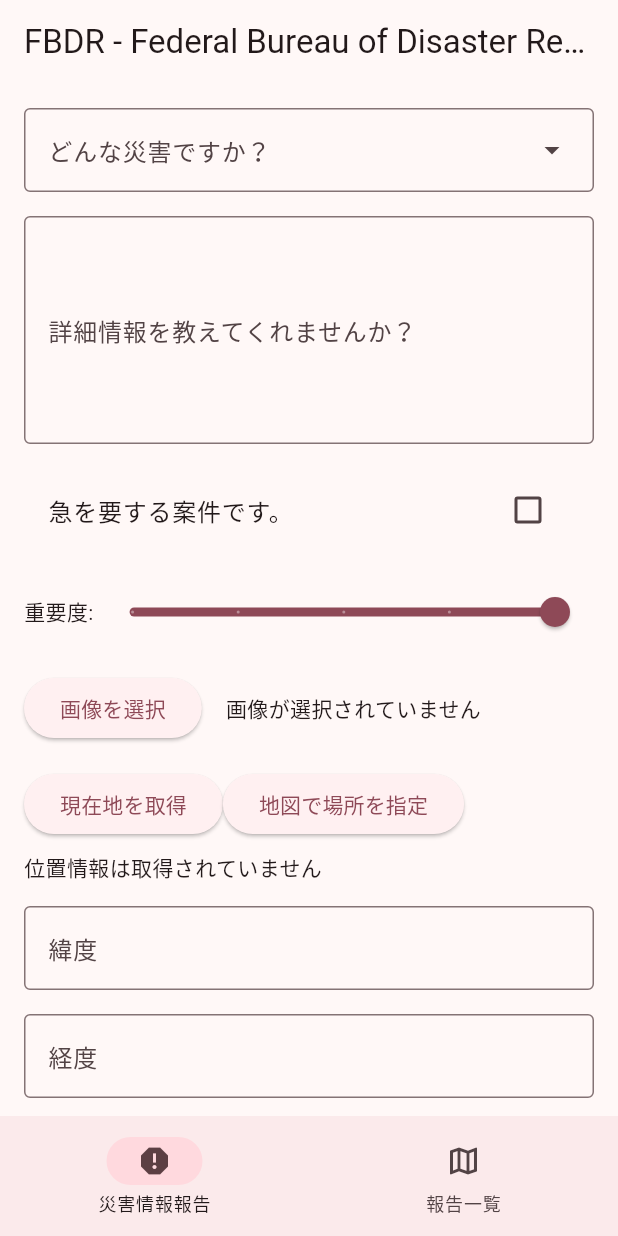
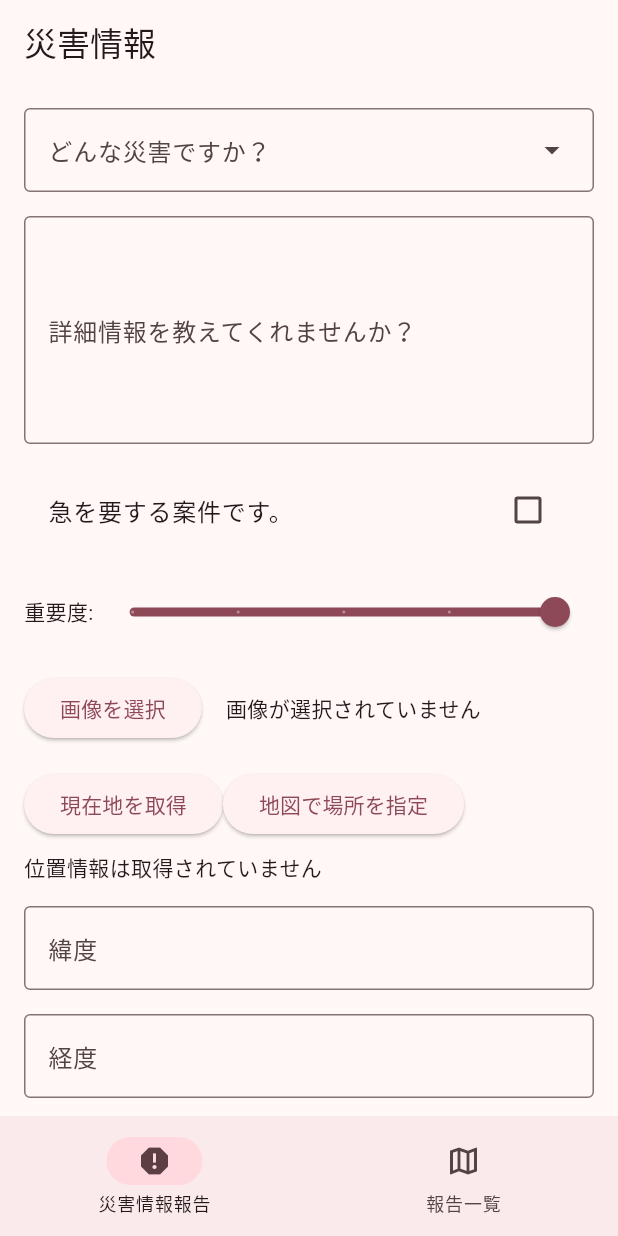
Before and after one commit to sena1021/usausa, a Flutter app: the NextPage screen opened directly, on a phone screen of 412 x 824 dp. Run offline on Flutter 3.47's test engine with Material 3 defaults, Android fonts, the phone set to English and light mode, and no system bars; our stand-ins replace csv, file_picker, flutter_map, flutter_rating_stars, geolocator, image_picker and 1 more.

Commit message:
🩹 タイトル変更

```diff
--- a/usapero/lib/main.dart
+++ b/usapero/lib/main.dart
@@ -2112,7 +2112,7 @@ class _NextPageState extends State<NextPage> {
   Widget build(BuildContext context) {
     return Scaffold(
       appBar: AppBar(
-        title: const Text('FBDR - Federal Bureau of Disaster Response'),
+        title: const Text('災害情報'),
       ),
       body: _buildPageContent(),
       bottomNavigationBar: NavigationBar(
```
